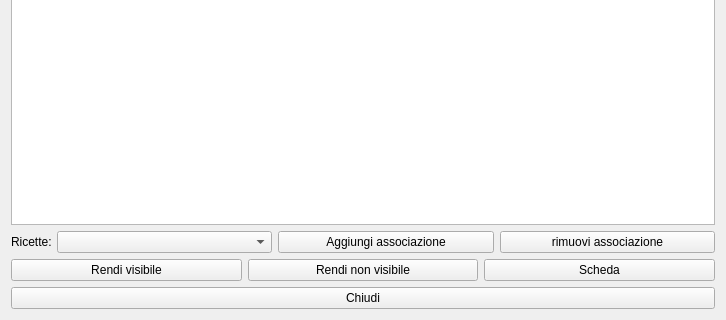
Old version of the form hassociazioni.ui in the repository fblabs/hamlet-mod-sancon; both pictures show x 0 to 726 and y 313 to 633 of the 726 by 633 pixel window.
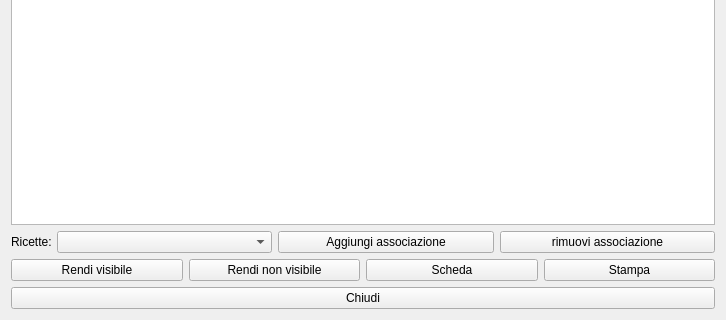
New version of the form. Icons and pictures are not drawn.

```diff
--- a/hassociazioni.ui
+++ b/hassociazioni.ui
@@ -171,6 +171,23 @@
        </property>
       </widget>
      </item>
+     <item>
+      <widget class="QPushButton" name="pbPrint">
+       <property name="text">
+        <string>Stampa</string>
+       </property>
+       <property name="icon">
+        <iconset resource="icons.qrc">
+         <normaloff>:/Resources/Printer-icon.png</normaloff>:/Resources/Printer-icon.png</iconset>
+       </property>
+       <property name="iconSize">
+        <size>
+         <width>32</width>
+         <height>32</height>
+        </size>
+       </property>
+      </widget>
+     </item>
     </layout>
    </item>
    <item>
```
